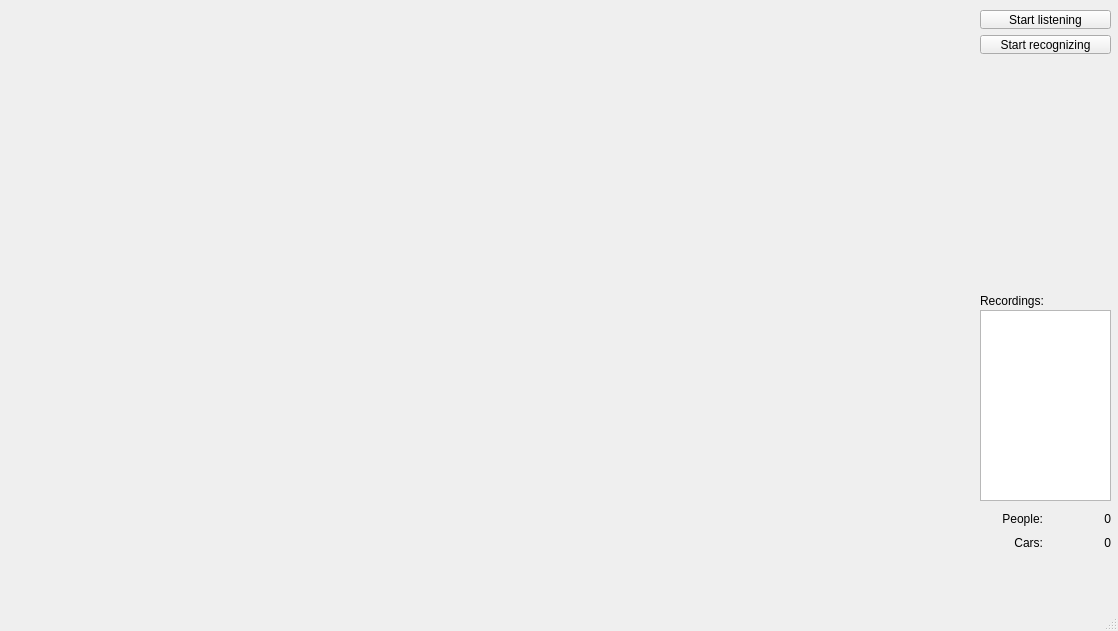
The window that mainwindow.ui (arturtamborski/socrates) describes before a commit, drawn with Qt 5.
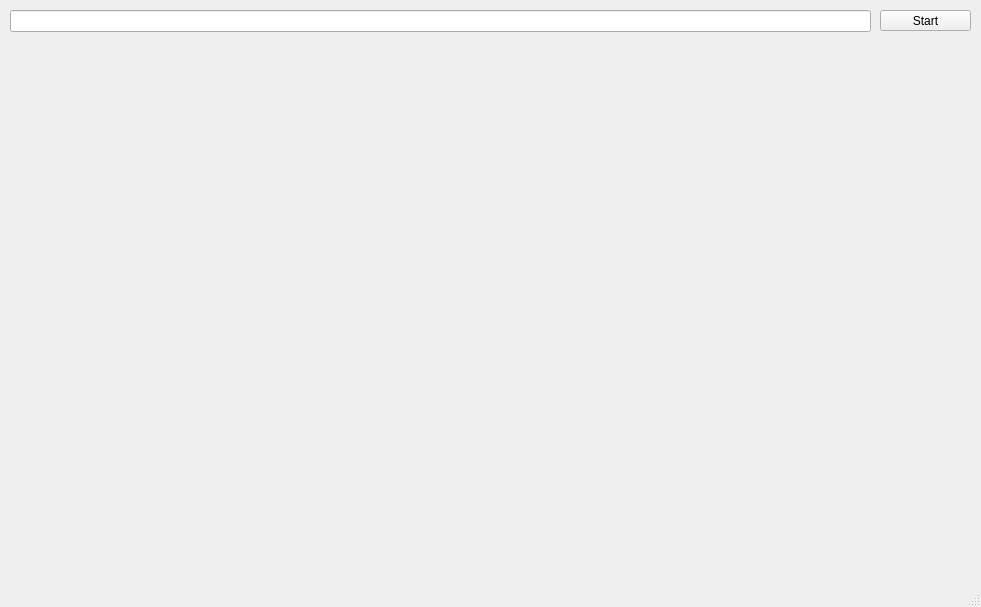
The same window after the commit.

Commit message: implement threadpool/runnable for processing frames

The edit to the form file:
```diff
--- a/mainwindow.ui
+++ b/mainwindow.ui
@@ -6,20 +6,20 @@
    <rect>
     <x>0</x>
     <y>0</y>
-    <width>1118</width>
-    <height>631</height>
+    <width>981</width>
+    <height>607</height>
    </rect>
   </property>
   <property name="sizePolicy">
-   <sizepolicy hsizetype="Fixed" vsizetype="Fixed">
+   <sizepolicy hsizetype="Preferred" vsizetype="Preferred">
     <horstretch>0</horstretch>
     <verstretch>0</verstretch>
    </sizepolicy>
   </property>
   <property name="minimumSize">
    <size>
-    <width>1118</width>
-    <height>560</height>
+    <width>0</width>
+    <height>0</height>
    </size>
   </property>
   <property name="baseSize">
@@ -35,135 +35,57 @@
    <bool>true</bool>
   </property>
   <widget class="QWidget" name="centralwidget">
-   <widget class="QWidget" name="verticalLayoutWidget">
-    <property name="geometry">
-     <rect>
-      <x>980</x>
-      <y>10</y>
-      <width>131</width>
-      <height>44</height>
-     </rect>
-    </property>
-    <layout class="QVBoxLayout" name="verticalLayout">
-     <item>
-      <widget class="QPushButton" name="pushButtonStream">
-       <property name="autoFillBackground">
-        <bool>false</bool>
-       </property>
-       <property name="text">
-        <string>Start listening</string>
-       </property>
-       <property name="checkable">
-        <bool>false</bool>
-       </property>
-       <property name="checked">
-        <bool>false</bool>
-       </property>
-       <property name="flat">
-        <bool>false</bool>
-       </property>
-      </widget>
-     </item>
-     <item>
-      <widget class="QPushButton" name="pushButton_2">
-       <property name="text">
-        <string>Start recognizing</string>
-       </property>
-      </widget>
-     </item>
-    </layout>
-   </widget>
-   <widget class="QWidget" name="gridLayoutWidget">
-    <property name="geometry">
-     <rect>
-      <x>980</x>
-      <y>510</y>
-      <width>131</width>
-      <height>41</height>
-     </rect>
-    </property>
-    <layout class="QGridLayout" name="gridLayout">
-     <item row="1" column="0">
-      <widget class="QLabel" name="label">
-       <property name="layoutDirection">
-        <enum>Qt::LeftToRight</enum>
-       </property>
-       <property name="text">
-        <string>People:</string>
-       </property>
-       <property name="textFormat">
-        <enum>Qt::PlainText</enum>
-       </property>
-       <property name="alignment">
-        <set>Qt::AlignRight|Qt::AlignTrailing|Qt::AlignVCenter</set>
-       </property>
-      </widget>
-     </item>
-     <item row="1" column="1">
-      <widget class="QLabel" name="label_4">
-       <property name="text">
-        <string>0</string>
-       </property>
-       <property name="alignment">
-        <set>Qt::AlignRight|Qt::AlignTrailing|Qt::AlignVCenter</set>
-       </property>
-      </widget>
-     </item>
-     <item row="2" column="1">
-      <widget class="QLabel" name="label_2">
-       <property name="text">
-        <string>0</string>
-       </property>
-       <property name="alignment">
-        <set>Qt::AlignRight|Qt::AlignTrailing|Qt::AlignVCenter</set>
-       </property>
-      </widget>
-     </item>
-     <item row="2" column="0">
-      <widget class="QLabel" name="label_3">
-       <property name="text">
-        <string>Cars:</string>
-       </property>
-       <property name="alignment">
-        <set>Qt::AlignRight|Qt::AlignTrailing|Qt::AlignVCenter</set>
-       </property>
-      </widget>
-     </item>
-    </layout>
-   </widget>
-   <widget class="QLabel" name="label_5">
-    <property name="geometry">
-     <rect>
-      <x>980</x>
-      <y>290</y>
-      <width>121</width>
-      <height>21</height>
-     </rect>
-    </property>
-    <property name="text">
-     <string>Recordings:</string>
-    </property>
-   </widget>
-   <widget class="QListWidget" name="listWidget">
-    <property name="geometry">
-     <rect>
-      <x>980</x>
-      <y>310</y>
-      <width>131</width>
-      <height>191</height>
-     </rect>
-    </property>
-   </widget>
    <widget class="QWidget" name="widget" native="true">
     <property name="geometry">
      <rect>
       <x>10</x>
-      <y>10</y>
+      <y>40</y>
       <width>961</width>
       <height>541</height>
      </rect>
     </property>
    </widget>
+   <widget class="QLineEdit" name="lineEditAddress">
+    <property name="geometry">
+     <rect>
+      <x>10</x>
+      <y>10</y>
+      <width>861</width>
+      <height>22</height>
+     </rect>
+    </property>
+    <property name="focusPolicy">
+     <enum>Qt::ClickFocus</enum>
+    </property>
+    <property name="frame">
+     <bool>true</bool>
+    </property>
+   </widget>
+   <widget class="QPushButton" name="pushButtonStream">
+    <property name="geometry">
+     <rect>
+      <x>880</x>
+      <y>10</y>
+      <width>91</width>
+      <height>21</height>
+     </rect>
+    </property>
+    <property name="autoFillBackground">
+     <bool>false</bool>
+    </property>
+    <property name="text">
+     <string>Start</string>
+    </property>
+    <property name="checkable">
+     <bool>false</bool>
+    </property>
+    <property name="checked">
+     <bool>false</bool>
+    </property>
+    <property name="flat">
+     <bool>false</bool>
+    </property>
+   </widget>
   </widget>
   <widget class="QStatusBar" name="statusBar"/>
  </widget>
```
Left out of the diff: 4 changed lines with no effect on the pictures. The commit also changes 12 other files.
